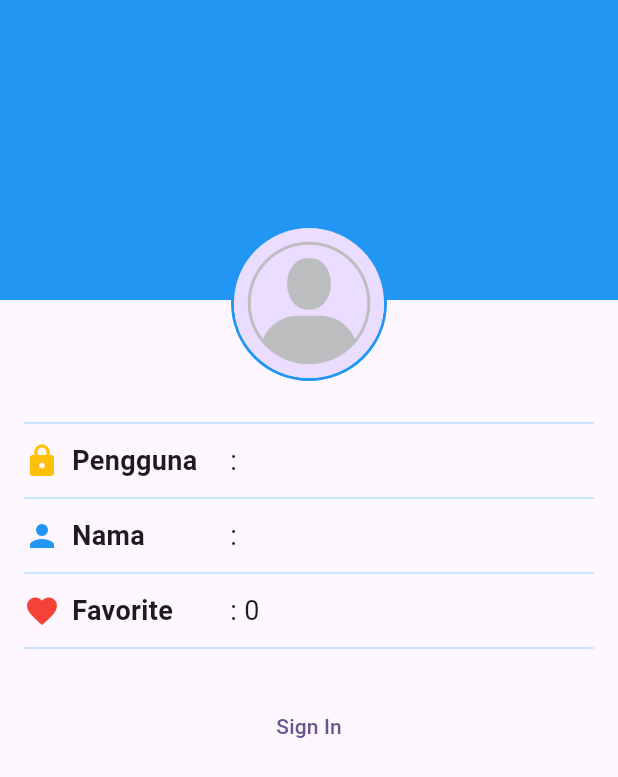
After one commit to jodeyy/jualbeli_mobilbekas_k7, a Flutter app: the ProfileScreen screen opened directly, on a phone screen of 412 x 824 dp. The commit adds this screen. Shown: the top 777 px of the screen. Run offline on Flutter 3.47's test engine with Material 3 defaults, Android fonts, the phone set to English and light mode, and no system bars; our stand-ins replace cached_network_image, shared_preferences; accounts and stored records are empty.

Commit message:
update terbaru

```diff
--- a/lib/data/mobil_data.dart
+++ b/lib/data/mobil_data.dart
@@ -163,9 +163,4 @@ var mobilList = [
     isFavorite: false,
   ),
 
-
-
-
-
-
 ];
--- /dev/null
+++ b/lib/screens/profile_screen.dart
@@ -0,0 +1,164 @@
+import 'package:flutter/material.dart';
+
+class ProfileScreen extends StatefulWidget {
+  const ProfileScreen({super.key});
+
+  @override
+  State<ProfileScreen> createState() => _ProfileScreenState();
+}
+
+class _ProfileScreenState extends State<ProfileScreen> {
+  // TODO: 1.Deklarasikan variabel yang dibutuhkan
+  bool isSignedIn = false;
+  String fullName = '';
+  String userName = '';
+  // int favoriteCandiCount = 0;
+  int favoriteMobilCount = 0;
+
+  // TODO 5. Implementasi fungsi signIn
+  void signIn(){
+    // setState(() {
+    //   isSignedIn = !isSignedIn;
+    // });
+    Navigator.pushNamed(context, '/signin');
+  }
+  // TODO 6. Implementasi fungsi signOut
+  void signOut(){
+    setState(() {
+      isSignedIn = !isSignedIn;
+    });
+  }
+  @override
+  Widget build(BuildContext context) {
+    return Scaffold(
+      body: Stack(
+        children: [
+          Container(
+            height: 200,
+            width: double.infinity,
+            color: Colors.blue,
+          ),
+          Padding(
+            padding: const EdgeInsets.symmetric(horizontal: 16),
+            child: Column(
+              children: [
+                //TODO: 2. Buat bagian ProfileHeader yang berisi gambar profil
+                Align(
+                  alignment: Alignment.topCenter,
+                  child: Padding(
+                    padding: const EdgeInsets.only(top: 200 - 50),
+                    child: Stack(
+                      alignment: Alignment.bottomRight,
+                      children: [
+                        Container(
+                          decoration: BoxDecoration(
+                            border: Border.all(color: Colors.blue, width: 2),
+                            shape: BoxShape.circle,
+                          ),
+                          child: CircleAvatar(
+                            radius: 50,
+                            backgroundImage: AssetImage('images/placeholder_image.png'),
+                          ),
+                        ),
+                        if (isSignedIn)
+                          IconButton(
+                              onPressed: () {},
+                              icon: Icon(Icons.camera_alt,
+                                  color: Colors.blue[50]))
+                      ],
+                    ),
+                  ),
+                ),
+                //TODO: 3. Buat bagian ProfileInfo yang berisi info profil
+                // Baris Pengguna
+                SizedBox(height: 20),
+                Divider(color: Colors.blue[100]),
+                SizedBox(height: 4),
+                Row(
+                  children: [
+                    SizedBox(width: MediaQuery.of(context).size.width / 3,
+                      child: Row(
+                        children: [
+                          Icon(Icons.lock, color: Colors.amber),
+                          SizedBox(width: 8),
+                          Text('Pengguna',style: TextStyle(
+                              fontSize: 18, fontWeight: FontWeight.bold)
+                          )
+                        ],
+                      ),
+                    ),
+                    Expanded(
+                      child: Text(': $userName', style: TextStyle(
+                          fontSize: 18),),),
+                    if(isSignedIn) Icon(Icons.edit),
+                  ],
+                ),
+                // Baris Nama
+                SizedBox(height: 4),
+                Divider(color: Colors.blue[100]),
+                SizedBox(height: 4),
+                Row(
+                  children: [
+                    SizedBox(width: MediaQuery.of(context).size.width / 3,
+                      child: Row(
+                        children: [
+                          Icon(Icons.person, color: Colors.blue),
+                          SizedBox(width: 8),
+                          Text('Nama',style: TextStyle(
+                              fontSize: 18, fontWeight: FontWeight.bold)
+                          )
+                        ],
+                      ),
+                    ),
+                    Expanded(
+                      child: Text(': $fullName', style: TextStyle(
+                          fontSize: 18),
+                      ),
+                    ),
+                    if(isSignedIn) Icon(Icons.edit),
+                  ],
+                ),
+                // Baris Favorit
+                SizedBox(height: 4),
+                Divider(color: Colors.blue[100]),
+                SizedBox(height: 4),
+                Row(
+                  children: [
+                    SizedBox(width: MediaQuery.of(context).size.width / 3,
+                      child: Row(
+                        children: [
+                          Icon(Icons.favorite, color: Colors.red),
+                          SizedBox(width: 8),
+                          Text('Favorite',style: TextStyle(
+                              fontSize: 18, fontWeight: FontWeight.bold)
+                          )
+                        ],
+                      ),
+                    ),
+                    Expanded(
+                      child: Text(': $favoriteMobilCount', style: TextStyle(
+                          fontSize: 18),
+                      ),
+                    ),
+                    if(isSignedIn) Icon(Icons.edit),
+                  ],
+                ),
+
+                //TODO: 4. Buat ProfileActions yang berisi TextButton sign in/out
+                SizedBox(height: 4),
+                Divider(color: Colors.blue[100]),
+                SizedBox(height: 20),
+                isSignedIn ? TextButton(
+                    onPressed: signOut,
+                    child: Text('Sign Out'))
+                    : TextButton(
+                    onPressed: signIn,
+                    child: Text('Sign In')),
+              ],
+            ),
+          )
+        ],
+      ),
+    );
+  }
+}
```
Also changed, not shown: lib/main.dart (+8 -15 lines).
